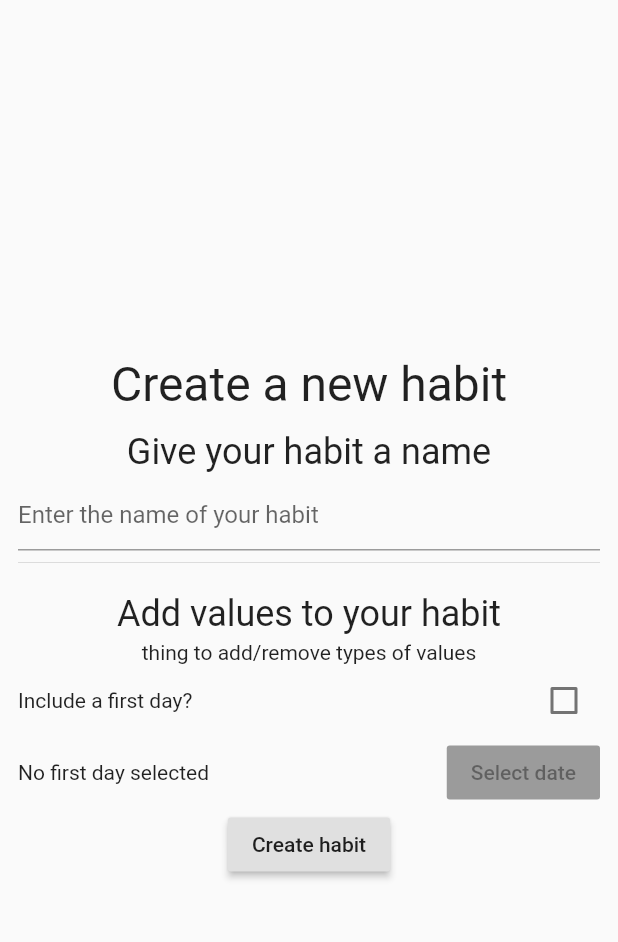
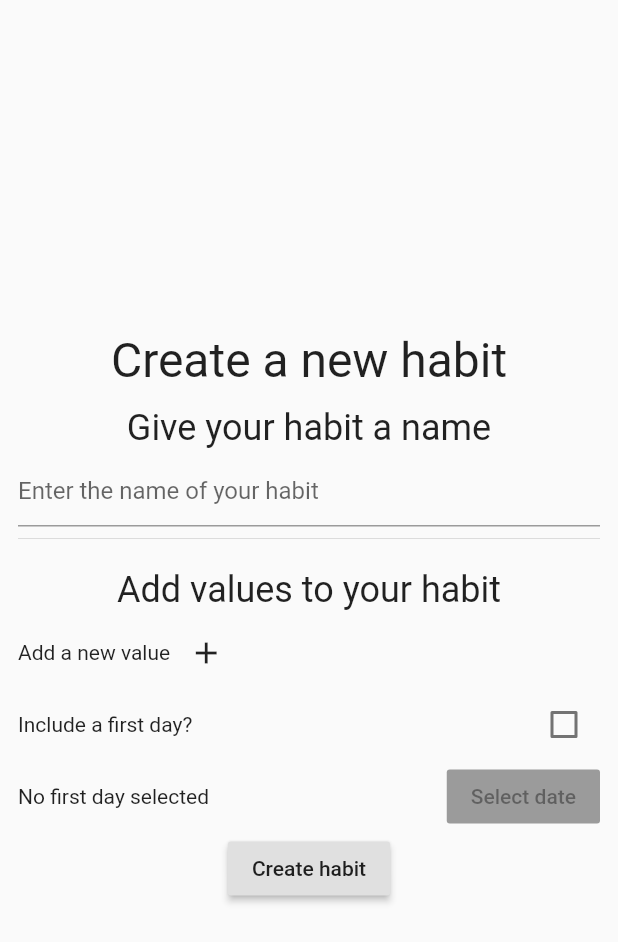
Before and after one commit to rmeno12/habit-tracker, a Flutter app: the NewHabitPage screen opened directly, on a phone screen of 412 x 824 dp. Shown: the top 942 px of the screen. Run offline on Flutter 3.47's test engine with Material 2 defaults, Android fonts, the phone set to English and light mode, and no system bars; our stand-ins replace sqflite; accounts and stored records are empty.

Commit message:
Begin implementing ValueTable widget

```diff
--- a/lib/pages/new_habit.dart
+++ b/lib/pages/new_habit.dart
@@ -1,5 +1,6 @@
 import 'package:flutter/cupertino.dart';
 import 'package:flutter/material.dart';
+import 'package:habittracker/widgets/value_table.dart';
 
 class NewHabitPage extends StatefulWidget {
   @override
@@ -59,7 +60,7 @@ class _NewHabitPageState extends State<NewHabitPage> {
                     style: headerStyle,
                   ),
                 ),
-                Text('thing to add/remove types of values'),
+                ValueTable(),
                 Row(
                   mainAxisAlignment: MainAxisAlignment.spaceBetween,
                   children: <Widget>[
--- a/lib/widgets/value_table.dart
+++ b/lib/widgets/value_table.dart
@@ -6,8 +6,25 @@ class ValueTable extends StatefulWidget {
 }
 
 class _ValueTableState extends State<ValueTable> {
+  List<TableRow> _rows = [];
+
   @override
   Widget build(BuildContext context) {
-    return Container();
+    return Column(
+      children: <Widget>[
+        Row(
+          children: <Widget>[
+            Text('Add a new value'),
+            IconButton(
+              icon: Icon(Icons.add),
+              onPressed: () {},
+            )
+          ],
+        ),
+        Table(
+          children: _rows,
+        ),
+      ],
+    );
   }
 }
```
